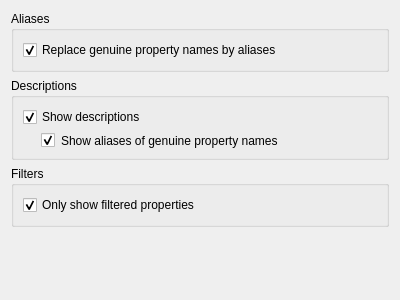
Before: the Qt Designer form Plugins/org.mitk.gui.qt.properties/src/internal/QmitkPropertiesPreferencePage.ui in MITK/MITK, drawn with Qt 5.
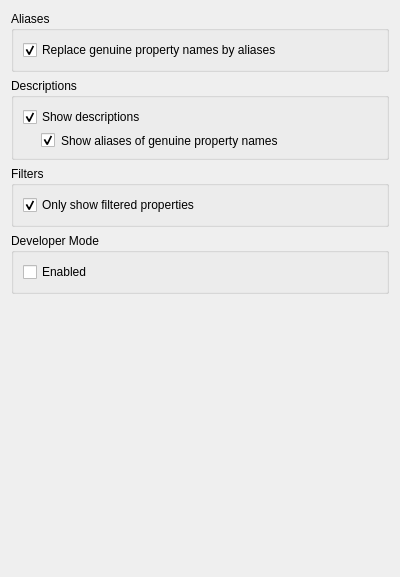
After: the same form once the commit is applied.

Commit message:
Implemented property view developer mode.
Can be enabled in preferences. Allows to inspect render window specific properties and adding new properties.

What changed in the file:
```diff
--- a/Plugins/org.mitk.gui.qt.properties/src/internal/QmitkPropertiesPreferencePage.ui
+++ b/Plugins/org.mitk.gui.qt.properties/src/internal/QmitkPropertiesPreferencePage.ui
@@ -7,13 +7,13 @@
     <x>0</x>
     <y>0</y>
     <width>400</width>
-    <height>300</height>
+    <height>577</height>
    </rect>
   </property>
   <property name="windowTitle">
    <string/>
   </property>
-  <layout class="QVBoxLayout" name="verticalLayout_4">
+  <layout class="QVBoxLayout" name="verticalLayout_5">
    <item>
     <widget class="QGroupBox" name="aliasesGroupBox">
      <property name="title">
@@ -84,6 +84,28 @@
      </layout>
     </widget>
    </item>
+   <item>
+    <widget class="QGroupBox" name="developerModeGroupBox">
+     <property name="title">
+      <string>Developer Mode</string>
+     </property>
+     <layout class="QVBoxLayout" name="verticalLayout_4">
+      <item>
+       <widget class="QCheckBox" name="enableDeveloperModeCheckBox">
+        <property name="enabled">
+         <bool>true</bool>
+        </property>
+        <property name="text">
+         <string>Enabled</string>
+        </property>
+        <property name="checked">
+         <bool>false</bool>
+        </property>
+       </widget>
+      </item>
+     </layout>
+    </widget>
+   </item>
    <item>
     <spacer name="verticalSpacer">
      <property name="orientation">
```
The commit also changes 16 other files.
